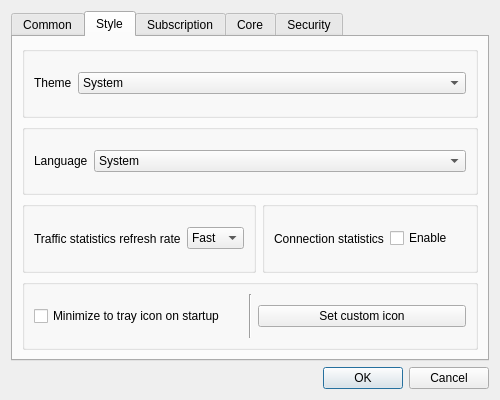
This is ui/dialog_basic_settings.ui in MatsuriDayo/nekoray as Qt 5 draws it before an edit. The edited form follows.
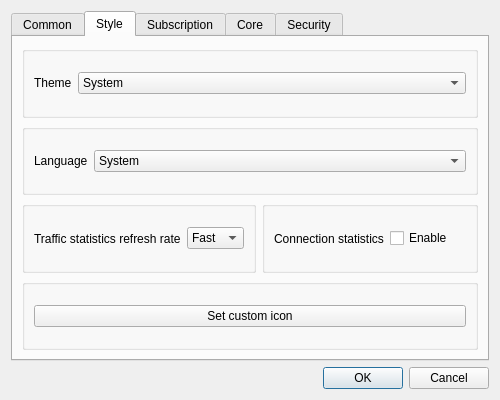
This is the edited form. The open tabs and pages were chosen to show the change. Custom widgets are drawn as their Qt base class.

Commit message: feat: autorun minimize to tray

Diff of the .ui file:
```diff
--- a/ui/dialog_basic_settings.ui
+++ b/ui/dialog_basic_settings.ui
@@ -334,20 +334,6 @@
        <item row="3" column="0">
         <widget class="QGroupBox" name="horizontalGroupBox2">
          <layout class="QHBoxLayout" name="horizontalLayout_20">
-          <item>
-           <widget class="QCheckBox" name="start_minimal">
-            <property name="text">
-             <string>Minimize to tray icon on startup</string>
-            </property>
-           </widget>
-          </item>
-          <item>
-           <widget class="Line" name="line">
-            <property name="orientation">
-             <enum>Qt::Vertical</enum>
-            </property>
-           </widget>
-          </item>
           <item>
            <widget class="QPushButton" name="set_custom_icon">
             <property name="text">
```
The commit also changes 10 other files.
